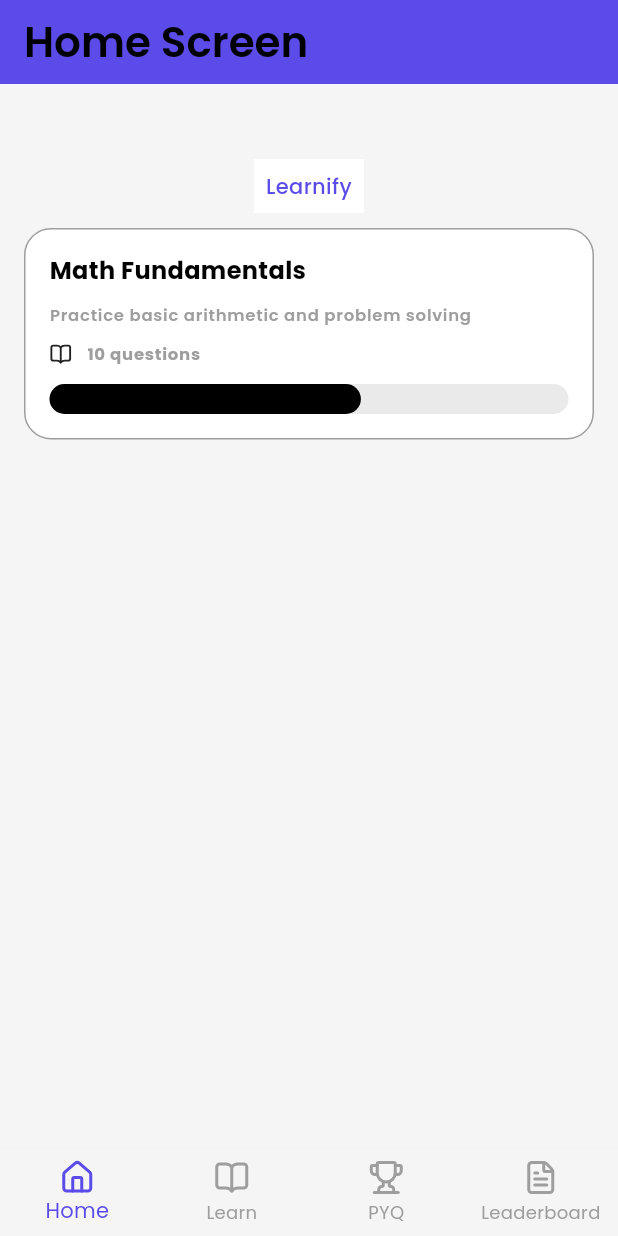
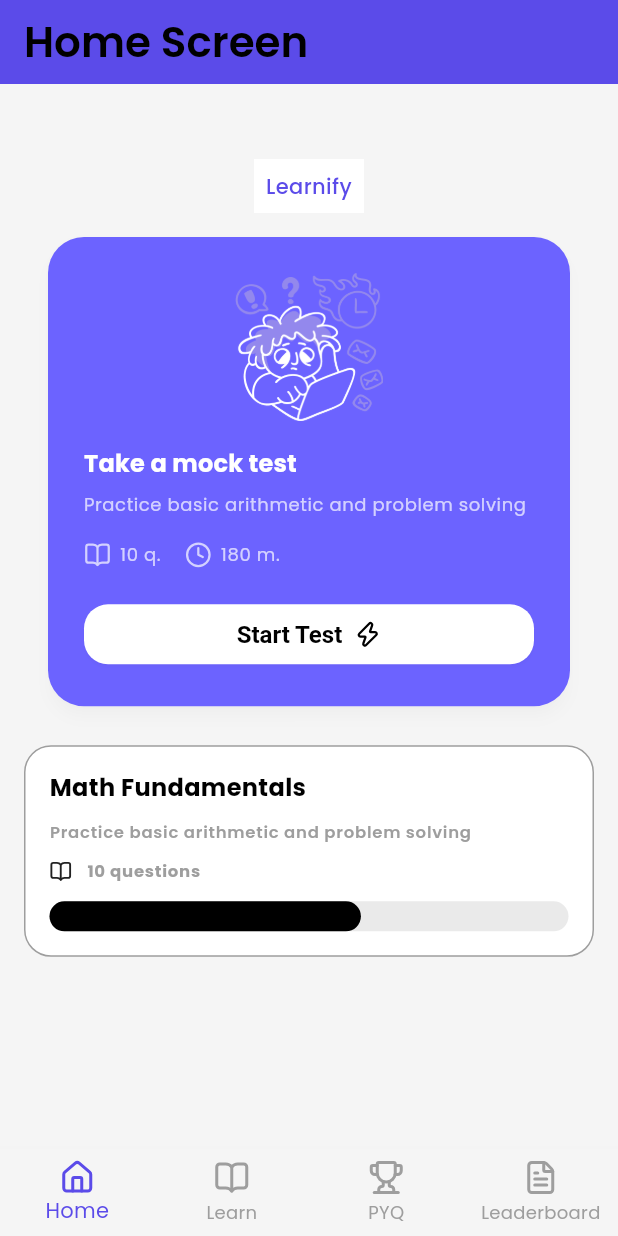
Before and after one commit to Aswin964567/learnify_app, a Flutter app: the screen it shows after launch, on a phone screen of 412 x 824 dp. Run offline on Flutter 3.47's test engine with Material 3 defaults, Android fonts, the phone set to English and light mode, and no system bars; our stand-ins replace flutter_riverpod, gap, go_router, google_fonts, lucide_icons.

Commit message:
start test widget upgraded

```diff
--- a/lib/features/home/presentation/screens/home_screen.dart
+++ b/lib/features/home/presentation/screens/home_screen.dart
@@ -2,6 +2,7 @@ import 'package:flutter/material.dart';
 import 'package:gap/gap.dart';
 import 'package:learnify_app/core/extensions/context_extensions.dart';
 import 'package:learnify_app/core/theme/colors/app_colors.dart';
+import 'package:learnify_app/features/home/presentation/widgets/start_test_widget.dart';
 import 'package:learnify_app/presentation/widgets/common_test_widget.dart';
 
 class HomeScreen extends StatelessWidget {
@@ -32,6 +33,7 @@ class HomeScreen extends StatelessWidget {
                 textAlign: TextAlign.center,
               ),
             ),
+            StartTestWidget(),
             Gap(10),
             CommonTestWidget(),
           ],
--- a/lib/features/home/presentation/widgets/start_test_widget.dart
+++ b/lib/features/home/presentation/widgets/start_test_widget.dart
@@ -1,2 +1,122 @@
 // start test widget- Manu
 // if any package is available -use it
+import 'package:flutter/material.dart';
+import 'package:learnify_app/core/extensions/context_extensions.dart';
+import 'package:lucide_icons/lucide_icons.dart';
+
+class StartTestWidget extends StatelessWidget {
+  const StartTestWidget({super.key});
+
+  @override
+  Widget build(BuildContext context) {
+    return Card(
+      elevation: 4,
+      margin: context.paddingM,
+      shape: RoundedRectangleBorder(borderRadius: BorderRadius.circular(24)),
+      child: Container(
+        decoration: BoxDecoration(
+          color: const Color(0xFF6C63FF),
+          borderRadius: BorderRadius.circular(24),
+        ),
+        padding: context.paddingL,
+        child: Column(
+          mainAxisSize: MainAxisSize.min,
+          children: [
+            // Illustration Placeholder
+            SizedBox(
+              height: context.screenHeight * 0.12,
+              child: Image.asset(
+                'assets/images/start_test.png',
+                fit: BoxFit.contain,
+              ),
+            ),
+            const SizedBox(height: 16),
+
+            // Title
+            Align(
+              alignment: Alignment.centerLeft,
+              child: Text(
+                'Take a mock test',
+                style: context.textTheme.titleMedium?.copyWith(
+                  color: Colors.white,
+                  fontWeight: FontWeight.bold,
+                ),
+              ),
+            ),
+            const SizedBox(height: 8),
+
+            // Subtitle
+            Align(
+              alignment: Alignment.centerLeft,
+              child: Text(
+                'Practice basic arithmetic and problem solving',
+                textAlign: TextAlign.center,
+                style: context.textTheme.bodySmall?.copyWith(
+                  color: Colors.white70,
+                ),
+              ),
+            ),
+            const SizedBox(height: 16),
+
+            // Info Row
+            Row(
+              mainAxisAlignment: MainAxisAlignment.start,
+              children: [
+                Icon(LucideIcons.bookOpen, color: Colors.white70, size: 18),
+                const SizedBox(width: 6),
+                Text(
+                  '10 q.',
+                  style: context.textTheme.bodySmall?.copyWith(
+                    color: Colors.white70,
+                  ),
+                ),
+
+                const SizedBox(width: 16),
+
+                Icon(LucideIcons.clock, color: Colors.white70, size: 18),
+                const SizedBox(width: 6),
+                Text(
+                  '180 m.',
+                  style: context.textTheme.bodySmall?.copyWith(
+                    color: Colors.white70,
+                  ),
+                ),
+              ],
+            ),
+            const SizedBox(height: 20),
+
+            // Start Test Button
+            SizedBox(
+              width: double.infinity,
+              child: ElevatedButton(
+                onPressed: () {
+                  // Handle test start logic
+                },
+                style: ElevatedButton.styleFrom(
+                  backgroundColor: Colors.white,
+                  foregroundColor: Colors.black,
+                  shape: RoundedRectangleBorder(
+                    borderRadius: BorderRadius.circular(16),
+                  ),
+                  padding: context.paddingS,
+                ),
+                child: Row(
+                  mainAxisSize: MainAxisSize.min,
+                  mainAxisAlignment: MainAxisAlignment.center,
+                  children: const [
+                    Text(
+                      'Start Test',
+                      style: TextStyle(fontWeight: FontWeight.bold),
+                    ),
+                    SizedBox(width: 8), // Space between text and icon
+                    Icon(LucideIcons.zap),
+                  ],
+                ),
+              ),
+            ),
+          ],
+        ),
+      ),
+    );
+  }
+}
--- a/pubspec.yaml
+++ b/pubspec.yaml
@@ -66,6 +66,7 @@ flutter:
   # To add assets to your application, add an assets section, like this:
   assets:
     - assets/icons/
+    - assets/images/
   #   - images/a_dot_ham.jpeg
 
   # An image asset can refer to one or more resolution-specific "variants", see
```
Also changed, not shown: assets/images/start_test.png (added).
